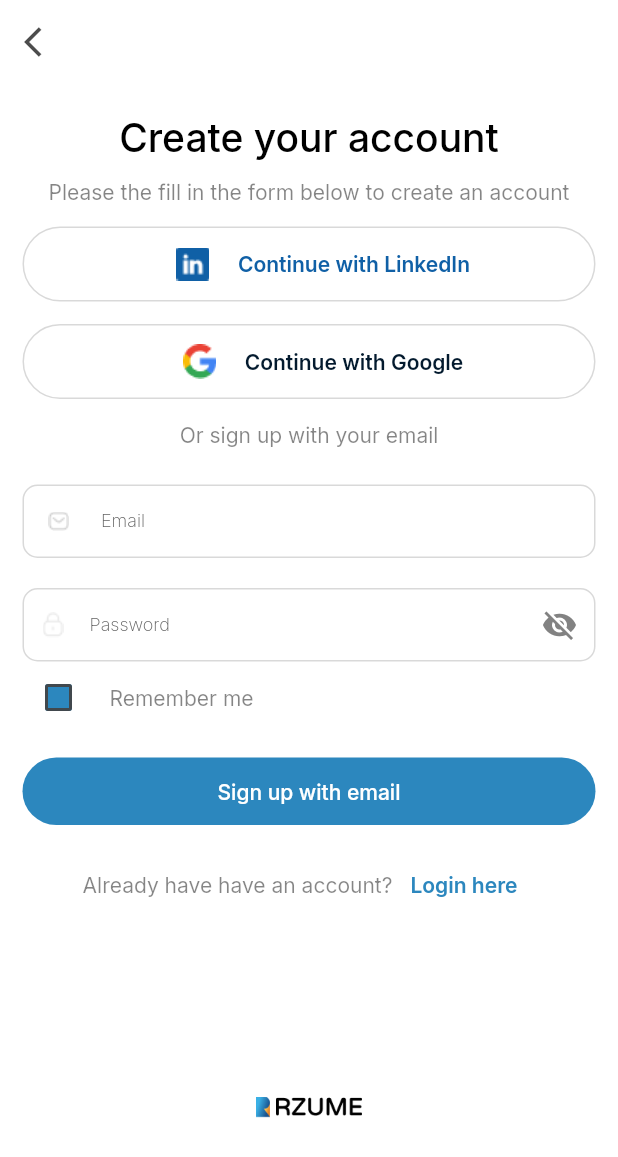
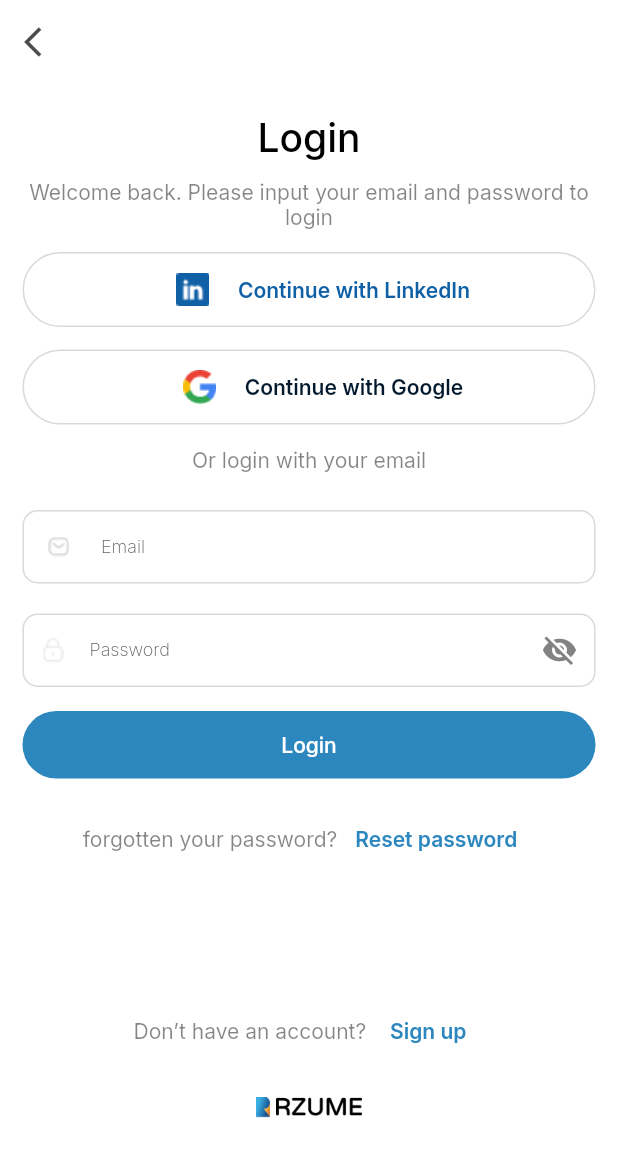
Before and after one commit to Avwerosuoghene/Rzume, a Flutter app: the screen it shows after launch, after a tap on "Get Started", on a phone screen of 412 x 824 dp. Shown: the top 1157 px of the screen. Run offline on Flutter 3.47's test engine with Material 2 defaults, Android fonts, the phone set to English and light mode, and no system bars; our stand-ins replace flutter_dotenv, google_fonts.

Commit message:
adds api service

```diff
--- /dev/null
+++ b/lib/config/environment.dart
@@ -0,0 +1,16 @@
+import 'package:flutter/foundation.dart';
+import 'package:flutter_dotenv/flutter_dotenv.dart';
+
+class Environment {
+  static String get fileName {
+    if (kReleaseMode) {
+      return '.env.prod';
+    }
+
+    return '.env.dev';
+  }
+
+  static String get apiUrl {
+    return dotenv.env['API_URL'] ?? 'API_URL not found!';
+  }
+}
--- a/lib/main.dart
+++ b/lib/main.dart
@@ -1,4 +1,7 @@
+import 'package:flutter/foundation.dart';
 import 'package:flutter/material.dart';
+import 'package:flutter_dotenv/flutter_dotenv.dart';
+import 'package:rzume/config/environment.dart';
 import 'package:rzume/main_routes.dart';
 import 'package:rzume/screens/auth/auth-routes.dart';
 import 'package:rzume/screens/auth/signup/signupscreen.dart';
@@ -9,7 +12,9 @@ import 'package:rzume/screens/utility/otp_verificationscreen.dart';
 import 'package:rzume/widgets/start_control.dart';
 import 'package:rzume/widgets/theme.dart';
 
-void main() {
+Future<void> main() async {
+  await dotenv.load(fileName: Environment.fileName);
+
   runApp(const MyApp());
 }
 
--- /dev/null
+++ b/lib/model/api_routes.dart
@@ -0,0 +1,10 @@
+import 'package:rzume/config/environment.dart';
+
+class APIRoutes {
+  static final String _authService = '${Environment.apiUrl}UsersAuth';
+
+  // Getter using the `get` keyword
+  static String get authServiceUrl {
+    return _authService;
+  }
+}
--- /dev/null
+++ b/lib/model/request_payload.dart
@@ -0,0 +1,19 @@
+import 'dart:convert';
+
+class LoginRequest {
+  LoginRequest({required this.username, required this.password});
+
+  final String username;
+  final String password;
+
+  Map<String, dynamic> toMap() {
+    return {
+      'username': username,
+      'password': password,
+    };
+  }
+
+  String toJson() {
+    return jsonEncode(toMap());
+  }
+}
--- a/lib/screens/auth/signin/signinscreen.dart
+++ b/lib/screens/auth/signin/signinscreen.dart
@@ -3,10 +3,26 @@ import 'package:rzume/model/enums.dart';
 import 'package:rzume/ui/cus_outline-button.dart';
 import 'package:rzume/widgets/auth-page-layout.dart';
 
+import '../../../model/request_payload.dart';
+import '../../../services/api_provider.dart';
+import '../../../services/api_service.dart';
 import '../../../widgets/custom_form.dart';
 
-class SigninScreen extends StatelessWidget {
+class SigninScreen extends StatefulWidget {
   const SigninScreen({super.key});
+
+  @override
+  State<SigninScreen> createState() => _SigninScreenState();
+}
+
+class _SigninScreenState extends State<SigninScreen> {
+  final APIService apiService = APIService();
+
+  Future<void> signin(String email, String password) async {
+    final payload = LoginRequest(username: 'test', password: 'test');
+    await apiService.sendRequest(
+        httpFunction: APIProvider.login, payload: payload.toJson());
+  }
 
   @override
   Widget build(BuildContext context) {
@@ -35,7 +51,6 @@ class SigninScreen extends StatelessWidget {
           textAlign: TextAlign.center,
         ),
       ),
-
       CusOutlineButton(
         color: const Color.fromRGBO(16, 96, 166, 1.0),
         icon: 'assets/icons/linkedin_logo.png',
@@ -56,7 +71,11 @@ class SigninScreen extends StatelessWidget {
           child: const Text(
             'Or login with your email',
           )),
-      const CustomForm(formType: FormType.signin, submitBtnText: 'Login'),
+      CustomForm(
+        formType: FormType.signin,
+        submitBtnText: 'Login',
+        confirmFunction: signin,
+      ),
       Row(
         mainAxisAlignment: MainAxisAlignment.center,
         children: [
--- a/lib/screens/start/startscreen.dart
+++ b/lib/screens/start/startscreen.dart
@@ -48,7 +48,7 @@ class _StartScreenState extends State<StartScreen> {
       //       // height: 20,
       //     });
 
-      Navigator.pushNamed(context, '/signup');
+      Navigator.pushNamed(context, '/signin');
     }
 
     scrollController.addListener(scrollListener);
--- a/lib/screens/utility/otp_verificationscreen.dart
+++ b/lib/screens/utility/otp_verificationscreen.dart
@@ -50,7 +50,6 @@ class _OtpVerificationScreenState extends State<OtpVerificationScreen> {
 
     // Now you can access the values entered in the form
     // For example:
-    print('her');
     print(verificationFormFields[1]
         .enteredValue); // Navigator.pushNamed(context, '/verified');
 
--- /dev/null
+++ b/lib/services/api_provider.dart
@@ -0,0 +1,23 @@
+import 'package:http/http.dart' as http;
+import 'package:rzume/model/request_payload.dart';
+
+import '../model/api_routes.dart';
+
+class APIProvider {
+  static Future<http.Response> login(String? payload) async {
+    final Uri url = Uri.parse('${APIRoutes.authServiceUrl}/login');
+
+    print('here');
+    try {
+      return http.post(url, body: payload).then((http.Response response) {
+        final int statusCode = response.statusCode;
+
+        print('response is ..........  ${response}');
+        return response;
+      });
+    } catch (error) {
+      print('Error: $error');
+      rethrow;
+    }
+  }
+}
--- a/lib/ui/custom_form_field.dart
+++ b/lib/ui/custom_form_field.dart
@@ -104,7 +104,7 @@ class _CustomFormFieldState extends State<CustomFormField> {
                 : null),
         validator:
             widget.showValidator == true ? widget.validatorFunction : null,
-        // onSaved: widget.inputValue,
+        onSaved: widget.inputValue,
         obscureText: hideText);
   }
 }
--- a/lib/widgets/custom_form.dart
+++ b/lib/widgets/custom_form.dart
@@ -12,11 +12,13 @@ class CustomForm extends StatefulWidget {
       {super.key,
       required this.formType,
       required this.submitBtnText,
-      this.errorMessage});
+      this.errorMessage,
+      required this.confirmFunction});
 
   final FormType formType;
   final String submitBtnText;
   final String? errorMessage;
+  final Future<void> Function(String email, String password) confirmFunction;
 
   @override
   State<CustomForm> createState() {
@@ -62,37 +64,11 @@ class _CustomFormState extends State<CustomForm> {
     _enteredEmail = signupFormFields[0].enteredValue;
     _enteredPassword = signupFormFields[1].enteredValue;
 
-    final Widget emailScreenText = Column(
-      children: [
-        Text("Verify Email", style: Theme.of(context).textTheme.titleMedium!),
-        Container(
-            width: 300,
-            margin: const EdgeInsets.only(top: 12, bottom: 15),
-            child: RichText(
-              textAlign: TextAlign.center,
-              text: TextSpan(
-                text: 'Please enter the otp sent to your mail ',
-                style: Theme.of(context)
-                    .textTheme
-                    .bodyMedium!
-                    .copyWith(height: 1.5),
-                children: <TextSpan>[
-                  TextSpan(
-                    text: _enteredEmail,
-                    style: Theme.of(context).textTheme.bodyMedium!.copyWith(
-                        fontWeight: FontWeight.w500, color: Colors.black),
-                  ),
-                  const TextSpan(text: ' to verify your account!'),
-                ],
-              ),
-            )),
-      ],
-    );
+    widget.confirmFunction(_enteredEmail, _enteredPassword);
 
-    if (widget.formType == FormType.signup) {
-      Navigator.pushNamed(context, '/otp-verification',
-          arguments: OtpVerificationScreenArg(screenText: emailScreenText));
-    }
+    // if (widget.formType == FormType.signin) {
+    //   print('signin');
+    // }
   }
 
   List<Widget> buildFormFields() {
--- a/lib/widgets/main_sub_layout.dart
+++ b/lib/widgets/main_sub_layout.dart
@@ -1,4 +1,5 @@
 import 'package:flutter/material.dart';
+import 'package:rzume/config/environment.dart';
 
 class MainSubLayout extends StatefulWidget {
   @override
@@ -19,7 +20,7 @@ class _MainSubLayout extends State<MainSubLayout> {
         color: Colors.blue, // Set your desired background color
         child: Center(
           child: FilledButton(
-              onPressed: widget.toggleDrawer, child: Text('Activate')),
+              onPressed: widget.toggleDrawer, child: Text(Environment.apiUrl)),
         ));
   }
 }
--- a/pubspec.yaml
+++ b/pubspec.yaml
@@ -38,6 +38,7 @@ dependencies:
   google_fonts: ^5.1.0
   animations: ^2.0.7
   provider:
+  flutter_dotenv:
 
 dev_dependencies:
   flutter_test:
@@ -77,6 +78,9 @@ flutter:
     - assets/icons/bell.png
     - assets/images/organized.png
     - assets/images/target.png
+    - .env
+    - .env.prod
+    - .env.dev
 
 
   # An image asset can refer to one or more resolution-specific "variants", see
```
Also changed, not shown: lib/screens/auth/signup/signupscreen.dart (+34 -0 lines), lib/services/api_service.dart (added, +21 -0 lines), pubspec.lock, 4 other files.
